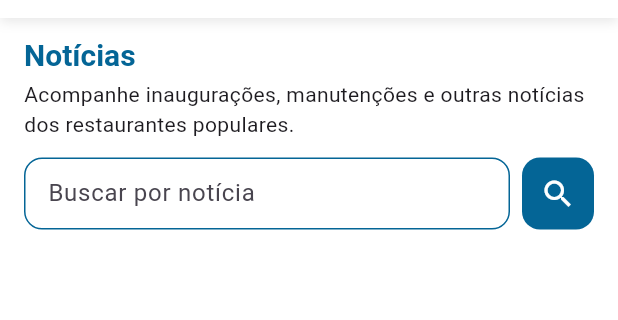
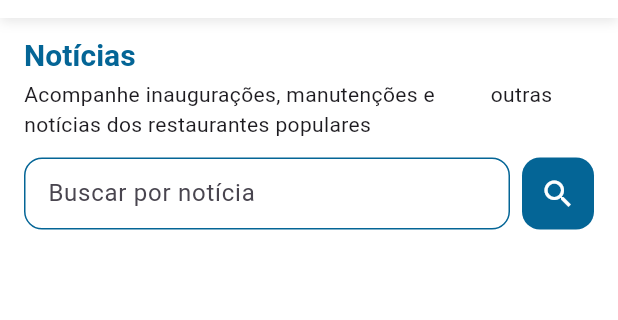
Before and after one commit to sitwdigital/restaurante_popular, a Flutter app: the NewsScreen screen opened by its route, on a phone screen of 412 x 824 dp, the part 78-398 px from its top. Run offline on Flutter 3.47's test engine with Material 3 defaults, Android fonts, the phone set to English and light mode, and no system bars; our stand-ins replace connectivity_plus, firebase_core, firebase_messaging, flutter_local_notifications, flutter_svg, geolocator and 6 more; accounts and stored records are empty; network calls fail.

Commit message:
Mensagem clara explicando o que foi alterado

```diff
--- /dev/null
+++ b/lib/internet_wrapper.dart
@@ -0,0 +1,115 @@
+import 'dart:async';
+import 'package:flutter/material.dart';
+import 'package:connectivity_plus/connectivity_plus.dart';
+import 'package:internet_connection_checker/internet_connection_checker.dart';
+
+class InternetWrapper extends StatefulWidget {
+  final Widget child;
+
+  const InternetWrapper({Key? key, required this.child}) : super(key: key);
+
+  @override
+  State<InternetWrapper> createState() => _InternetWrapperState();
+}
+
+class _InternetWrapperState extends State<InternetWrapper> {
+  late StreamSubscription subscription;
+  bool hasInternet = true;
+
+  @override
+  void initState() {
+    super.initState();
+
+    // Monitora mudanças na conectividade
+    subscription = Connectivity()
+        .onConnectivityChanged
+        .listen((List<ConnectivityResult> results) async {
+      if (results.contains(ConnectivityResult.none)) {
+        setState(() => hasInternet = false);
+        return;
+      }
+
+      bool connected = await InternetConnectionChecker().hasConnection;
+      setState(() {
+        hasInternet = connected;
+      });
+    });
+
+    _checkConnection();
+  }
+
+  Future<void> _checkConnection() async {
+    bool connected = await InternetConnectionChecker().hasConnection;
+    setState(() {
+      hasInternet = connected;
+    });
+  }
+
+  @override
+  void dispose() {
+    subscription.cancel();
+    super.dispose();
+  }
+
+  @override
+  Widget build(BuildContext context) {
+    if (!hasInternet) {
+      return Scaffold(
+        backgroundColor: Colors.white,
+        body: Center(
+          child: Padding(
+            padding: const EdgeInsets.all(24.0),
+            child: Column(
+              mainAxisAlignment: MainAxisAlignment.center,
+              children: [
+                const Icon(
+                  Icons.wifi_off,
+                  size: 100,
+                  color: Colors.red,
+                ),
+                const SizedBox(height: 20),
+                const Text(
+                  "Sem conexão com a internet",
+                  style: TextStyle(
+                    fontSize: 22,
+                    fontWeight: FontWeight.bold,
+                    color: Colors.red,
+                  ),
+                  textAlign: TextAlign.center,
+                ),
+                const SizedBox(height: 12),
+                const Text(
+                  "Verifique sua conexão para continuar usando o aplicativo.",
+                  style: TextStyle(
+                    fontSize: 16,
+                    color: Colors.black87,
+                  ),
+                  textAlign: TextAlign.center,
+                ),
+                const SizedBox(height: 30),
+                ElevatedButton(
+                  style: ElevatedButton.styleFrom(
+                    backgroundColor: Colors.red,
+                    foregroundColor: Colors.white,
+                    padding: const EdgeInsets.symmetric(
+                        horizontal: 32, vertical: 14),
+                    shape: RoundedRectangleBorder(
+                      borderRadius: BorderRadius.circular(10),
+                    ),
+                    textStyle: const TextStyle(
+                      fontSize: 16,
+                      fontWeight: FontWeight.bold,
+                    ),
+                  ),
+                  onPressed: _checkConnection,
+                  child: const Text("Tentar novamente"),
+                )
+              ],
+            ),
+          ),
+        ),
+      );
+    }
+    return widget.child;
+  }
+}
--- a/lib/screens/cardapio_screen.dart
+++ b/lib/screens/cardapio_screen.dart
@@ -208,7 +208,7 @@ class _CardapioScreenState extends State<CardapioScreen> with TickerProviderStat
                           ),
                           const SizedBox(height: 4),
                           Text(
-                            'Selecione um dia e consulte o cardápio do café, almoço e jantar.',
+                            'Selecione o dia da semana e saiba as delícias\nque preparamos para você!',
                             style: Theme.of(context).textTheme.bodyMedium,
                           ),
                           const SizedBox(height: 16),
--- a/lib/screens/news_screen.dart
+++ b/lib/screens/news_screen.dart
@@ -43,6 +43,23 @@ class _NewsScreenState extends State<NewsScreen> {
     fetchNoticias();
   }
 
+  // Normaliza quebras de linha vindas do WP (\n, <br>, espaços)
+  String _normalizeMultiline(String s) {
+    if (s.isEmpty) return s;
+    String out = s
+        .replaceAll('<br />', '\n')
+        .replaceAll('<br/>', '\n')
+        .replaceAll('<br>', '\n')
+        .replaceAll(r'\n', '\n');
+
+    out = out
+        .split('\n')
+        .map((l) => l.trimLeft())
+        .join('\n');
+
+    return out.trimLeft();
+  }
+
   Future<void> fetchNoticias() async {
     try {
       final response = await http.get(Uri.parse(_baseUrl));
@@ -55,12 +72,14 @@ class _NewsScreenState extends State<NewsScreen> {
         final acf = item['acf'];
         if (acf == null) continue;
 
-        final title = acf['titulo'] ?? 'Sem título';
-        final rawDate = acf['data'] ?? '';
-        final link = acf['link'] ?? '';
+        String title = (acf['titulo'] ?? 'Sem título').toString();
+        title = _normalizeMultiline(title);
+
+        final rawDate = (acf['data'] ?? '').toString().trim();
+        final link = (acf['link'] ?? '').toString().trim();
+
         final imageField = acf['imagem'];
         String imageUrl = '';
-
         if (imageField is String) {
           imageUrl = imageField;
         } else if (imageField is Map && imageField['url'] != null) {
@@ -80,7 +99,7 @@ class _NewsScreenState extends State<NewsScreen> {
           final dateA = DateFormat('dd/MM/yyyy').parse(a.date);
           final dateB = DateFormat('dd/MM/yyyy').parse(b.date);
           return dateB.compareTo(dateA);
-        } catch (e) {
+        } catch (_) {
           return 0;
         }
       });
@@ -90,6 +109,7 @@ class _NewsScreenState extends State<NewsScreen> {
         isLoading = false;
       });
     } catch (e) {
+      // ignore: avoid_print
       print('Erro ao carregar notícias: $e');
       setState(() => isLoading = false);
     }
@@ -136,7 +156,7 @@ class _NewsScreenState extends State<NewsScreen> {
     final noticiasFiltradas = getNoticiasFiltradas();
     final totalPaginas = (noticiasFiltradas.length / noticiasPorPagina).ceil();
     final inicio = (paginaAtual - 1) * noticiasPorPagina;
-    final fim = (inicio + noticiasPorPagina).clamp(0, noticiasFiltradas.length);
+    final fim = ((inicio + noticiasPorPagina).clamp(0, noticiasFiltradas.length)).toInt();
     final noticiasPagina = noticiasFiltradas.sublist(inicio, fim);
 
     return Scaffold(
@@ -170,10 +190,15 @@ class _NewsScreenState extends State<NewsScreen> {
                     child: Column(
                       crossAxisAlignment: CrossAxisAlignment.start,
                       children: [
-                        Text('Notícias', style: Theme.of(context).textTheme.titleLarge?.copyWith(color: const Color(0xFF046596))),
+                        Text(
+                          'Notícias',
+                          textAlign: TextAlign.left,
+                          style: Theme.of(context).textTheme.titleLarge?.copyWith(color: const Color(0xFF046596)),
+                        ),
                         const SizedBox(height: 4),
                         Text(
-                          'Acompanhe inaugurações, manutenções e outras notícias dos restaurantes populares.',
+                          'Acompanhe inaugurações, manutenções e          outras notícias dos restaurantes populares',
+                          textAlign: TextAlign.left,
                           style: Theme.of(context).textTheme.bodyMedium,
                         ),
                       ],
@@ -267,17 +292,22 @@ class _NewsScreenState extends State<NewsScreen> {
                                         child: Column(
                                           crossAxisAlignment: CrossAxisAlignment.start,
                                           children: [
-                                            Text(
-                                              noticia.title,
-                                              style: const TextStyle(
-                                                fontSize: 14,
-                                                fontWeight: FontWeight.bold,
-                                                color: Color(0xFFE30613),
+                                            Align(
+                                              alignment: Alignment.centerLeft,
+                                              child: Text(
+                                                noticia.title,
+                                                textAlign: TextAlign.left,
+                                                style: const TextStyle(
+                                                  fontSize: 14,
+                                                  fontWeight: FontWeight.bold,
+                                                  color: Color(0xFFE30613),
+                                                ),
                                               ),
                                             ),
                                             const SizedBox(height: 6),
                                             Text(
                                               noticia.date,
+                                              textAlign: TextAlign.left,
                                               style: TextStyle(
                                                 fontSize: 12,
                                                 color: Colors.grey.shade500,
--- a/lib/screens/unidades_screen.dart
+++ b/lib/screens/unidades_screen.dart
@@ -231,7 +231,7 @@ class _UnidadesScreenState extends State<UnidadesScreen> {
               const Padding(
                 padding: EdgeInsets.symmetric(horizontal: 16),
                 child: Text(
-                  'Encontre todas as unidades por cidade ou bairro.\nConsulte endereço, contato e horário de cada uma.',
+                  'Encontre o Restaurante Popular mais próximo de você!',
                   style: TextStyle(fontSize: 13, color: Colors.black87),
                 ),
               ),
--- a/pubspec.yaml
+++ b/pubspec.yaml
@@ -27,6 +27,8 @@ dependencies:
   flutter_local_notifications: ^17.0.0
   timezone: ^0.9.2
   change_app_package_name: ^1.5.0
+  connectivity_plus: ^6.1.0
+  internet_connection_checker: ^1.0.0
 
 dev_dependencies:
   flutter_test:
```
Also changed, not shown: lib/main.dart (+11 -7 lines), lib/screens/home_screen.dart (+4 -4 lines), flutter_01.png (deleted), pubspec.lock.
